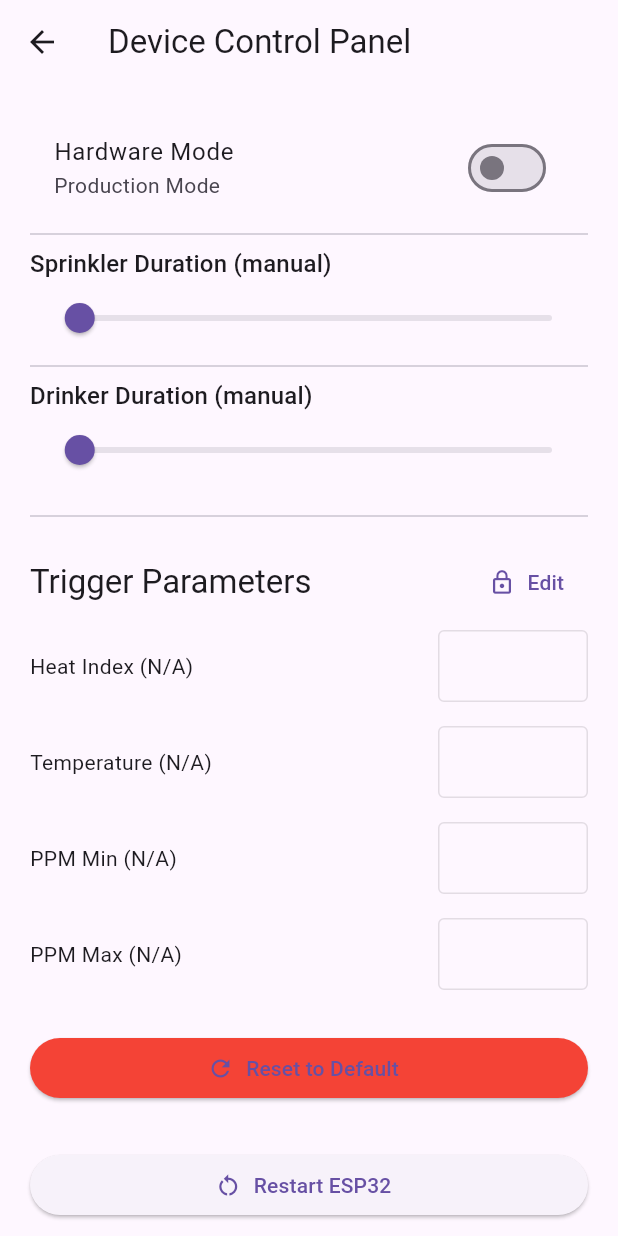
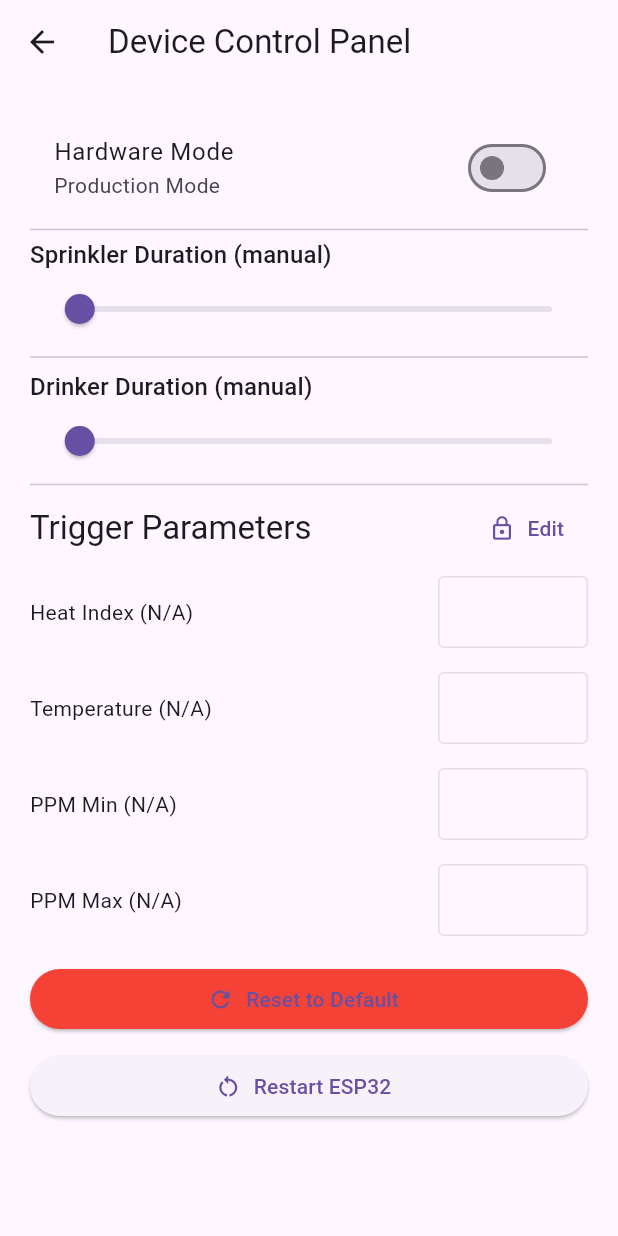
Before and after one commit to SinOfGuardian/pigpen_iot, a Flutter app: the ControlPanelScreen screen opened directly with empty values, on a phone screen of 412 x 824 dp. Run offline on Flutter 3.47's test engine with Material 3 defaults, Android fonts, the phone set to English and light mode, and no system bars; our stand-ins replace awesome_dialog, cached_network_image, cloud_firestore, entry, eva_icons_flutter, firebase_auth and 21 more; missing offline and left inert: blobs, ffmpeg_kit_flutter_new, firebase_app_check, mjpeg_stream, video_thumbnail; accounts and stored records are empty; generated files the repository leaves out were written again.

Commit message:
Update Control Panel UI

```diff
--- a/lib/apps/home/userdevices/dashboard/control_panel_screen.dart
+++ b/lib/apps/home/userdevices/dashboard/control_panel_screen.dart
@@ -82,7 +82,7 @@ class _ControlPanelScreenState extends ConsumerState<ControlPanelScreen> {
               },
             ),
 
-            const Divider(),
+            const Divider(height: 10),
 
             // 🔧 Manual durations
             Text("Sprinkler Duration (manual)",
@@ -113,7 +113,7 @@ class _ControlPanelScreenState extends ConsumerState<ControlPanelScreen> {
               },
             ),
 
-            const Divider(height: 40),
+            const Divider(height: 10),
 
             // ⚙️ Trigger Parameters
             Row(
@@ -148,7 +148,7 @@ class _ControlPanelScreenState extends ConsumerState<ControlPanelScreen> {
               error: (e, _) => Text("Error loading parameters: $e"),
             ),
 
-            const SizedBox(height: 20),
+            const SizedBox(height: 10),
             ElevatedButton.icon(
               icon: const Icon(Icons.refresh),
               label: const Text("Reset to Default"),
@@ -171,7 +171,7 @@ class _ControlPanelScreenState extends ConsumerState<ControlPanelScreen> {
               },
             ),
 
-            const SizedBox(height: 30),
+            const SizedBox(height: 10),
             ElevatedButton.icon(
               icon: const Icon(Icons.restart_alt),
               label: const Text("Restart ESP32"),
```
Also changed, not shown: 4 other files.
